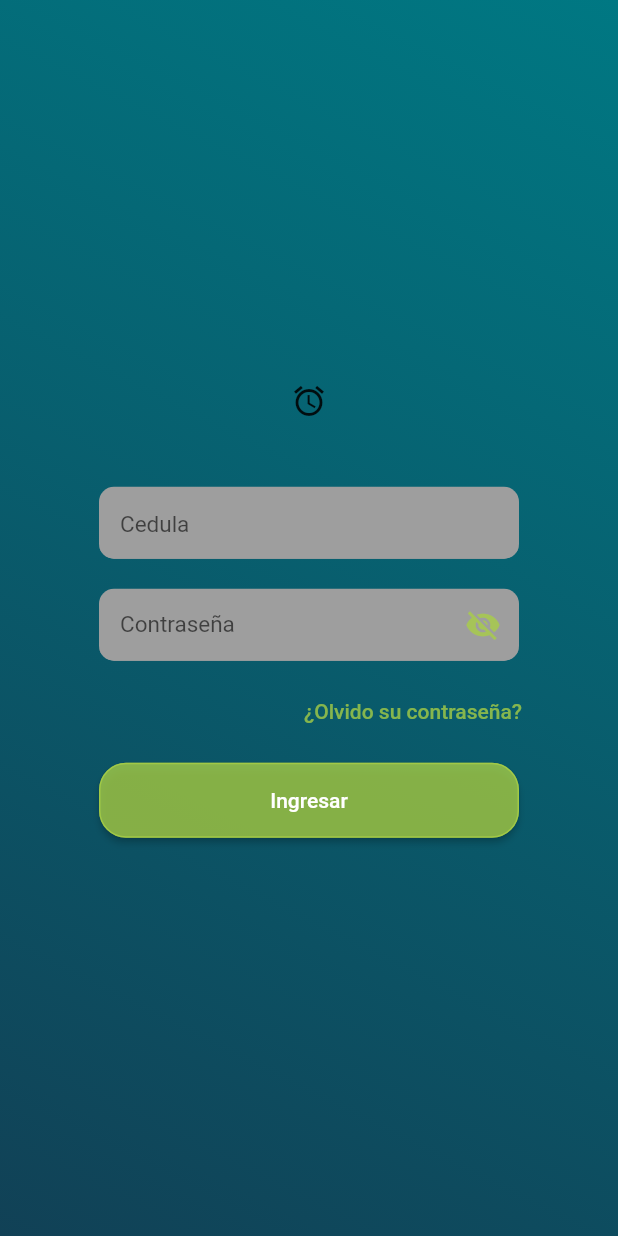
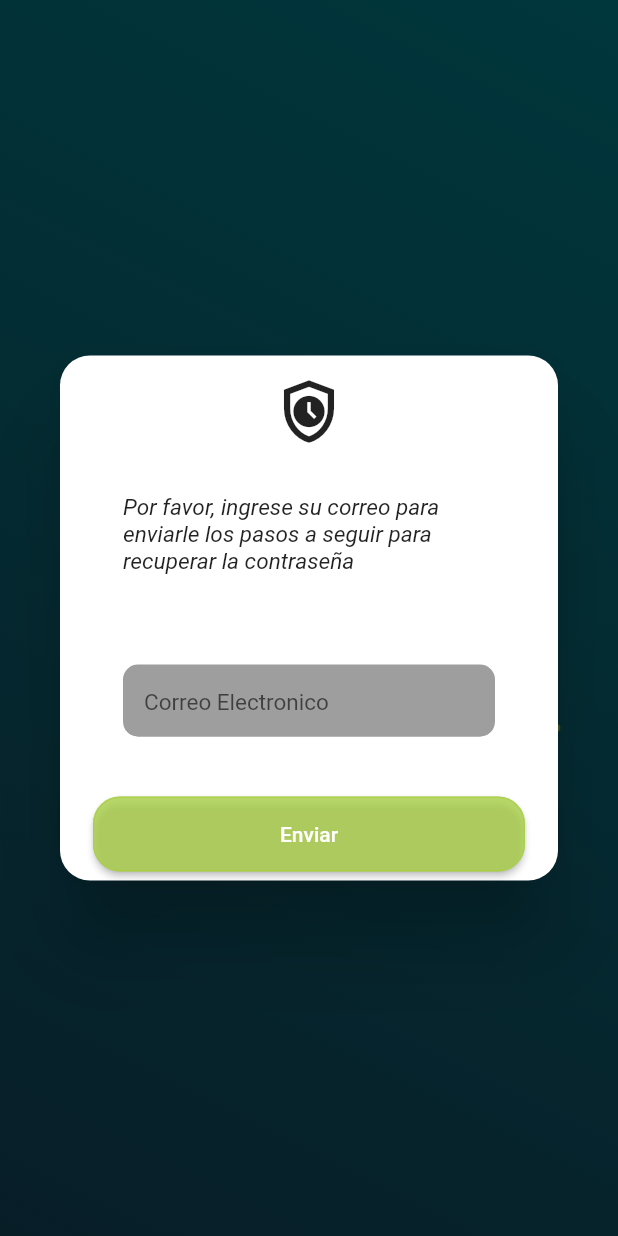
Before and after one commit to oscarjtd/sigma, a Flutter app: the screen it shows after launch, after a tap on "¿Olvido su contraseña?", on a phone screen of 412 x 824 dp. Run offline on Flutter 3.47's test engine with Material 2 defaults, Android fonts, the phone set to English and light mode, and no system bars; our stand-ins replace flutter_swiper_view.

Commit message:
Cambios login y olvido contraseña

```diff
--- a/lib/screens/main/components/loginGeneral.dart
+++ b/lib/screens/main/components/loginGeneral.dart
@@ -1,3 +1,5 @@
+// ignore_for_file: unnecessary_new, unused_element, prefer_const_constructors
+
 import 'package:flutter/material.dart';
 
 class LoginGeneral extends StatefulWidget {
@@ -35,12 +37,15 @@ class _LoginGeneralState extends State<LoginGeneral> {
             padding: const EdgeInsets.all(30),
             child: Center(
               child: SizedBox(
-                width: 300,
+                width: 500,
                 child: Column(
                   mainAxisAlignment: MainAxisAlignment.center,
                   crossAxisAlignment: CrossAxisAlignment.stretch,
                   children: [
-                    const Icon(Icons.access_alarm_outlined),
+                    const Icon(
+                      Icons.access_alarm_outlined,
+                      size: 50,
+                    ),
                     const SizedBox(height: 35),
                     Form(
                         key: _formKey,
@@ -126,7 +131,9 @@ class _LoginGeneralState extends State<LoginGeneral> {
                                       foregroundColor: const Color.fromARGB(
                                           200, 168, 207, 69),
                                     ),
-                                    onPressed: () {},
+                                    onPressed: () {
+                                      _showEmailPasswordModalDialog(context);
+                                    },
                                     child: const Text('¿Olvido su contraseña?'),
                                   ),
                                 ),
@@ -138,7 +145,10 @@ class _LoginGeneralState extends State<LoginGeneral> {
                                   height: 50,
                                   width: double.infinity,
                                   child: ElevatedButton(
-                                    onPressed: () {},
+                                    onPressed: () {
+                                      Navigator.popAndPushNamed(
+                                          context, '/MainPage');
+                                    },
                                     style: ElevatedButton.styleFrom(
                                       backgroundColor: const Color.fromARGB(
                                           200, 168, 207, 69),
@@ -168,3 +178,86 @@ class _LoginGeneralState extends State<LoginGeneral> {
     );
   }
 }
+
+_showEmailPasswordModalDialog(context) {
+  showDialog(
+      context: context,
+      builder: (BuildContext context) {
+        return Dialog(
+          shape:
+              RoundedRectangleBorder(borderRadius: BorderRadius.circular(20.0)),
+          child: Container(
+            constraints: BoxConstraints(maxHeight: 350, maxWidth: 500),
+            child: Padding(
+              padding: const EdgeInsets.all(12.0),
+              child: Column(
+                crossAxisAlignment: CrossAxisAlignment.center,
+                mainAxisAlignment: MainAxisAlignment.center,
+                children: [
+                  Icon(
+                    Icons.safety_check_outlined,
+                    size: 50,
+                  ),
+                  Padding(
+                    padding: const EdgeInsets.all(30),
+                    child: Text(
+                      "Por favor, ingrese su correo para enviarle los pasos a seguir para recuperar la contraseña",
+                      style:
+                          TextStyle(fontSize: 15, fontStyle: FontStyle.italic),
+                    ),
+                  ),
+                  Padding(
+                    padding: const EdgeInsets.all(30),
+                    child: TextField(
+                      autofocus: false,
+                      style:
+                          const TextStyle(fontSize: 15.0, color: Colors.black),
+                      decoration: InputDecoration(
+                        border: InputBorder.none,
+                        hintText: 'Correo Electronico',
+                        filled: true,
+                        fillColor: Colors.grey,
+                        contentPadding: const EdgeInsets.only(
+                            left: 14.0, bottom: 6.0, top: 8.0),
+                        focusedBorder: OutlineInputBorder(
+                          borderSide: const BorderSide(color: Colors.red),
+                          borderRadius: BorderRadius.circular(10.0),
+                        ),
+                        enabledBorder: UnderlineInputBorder(
+                          borderSide: const BorderSide(color: Colors.grey),
+                          borderRadius: BorderRadius.circular(10.0),
+                        ),
+                      ),
+                    ),
+                  ),
+                  Padding(
+                      padding: const EdgeInsets.all(10),
+                      child: SizedBox(
+                        height: 50,
+                        width: double.infinity,
+                        child: ElevatedButton(
+                          onPressed: () {
+                            Navigator.popAndPushNamed(context, '/MainPage');
+                          },
+                          style: ElevatedButton.styleFrom(
+                            backgroundColor:
+                                const Color.fromARGB(200, 168, 207, 69),
+                            shape: RoundedRectangleBorder(
+                                borderRadius: new BorderRadius.circular(18.0),
+                                side: const BorderSide(
+                                  color: Color.fromARGB(200, 168, 207, 69),
+                                )),
+                          ),
+                          child: const Text(
+                            'Enviar',
+                            style: TextStyle(color: Colors.white),
+                          ),
+                        ),
+                      )),
+                ],
+              ),
+            ),
+          ),
+        );
+      });
+}
--- a/lib/screens/main/login.dart
+++ b/lib/screens/main/login.dart
@@ -5,7 +5,9 @@ import 'package:flutter/src/widgets/framework.dart';
 import 'package:flutter/src/widgets/placeholder.dart';
 import 'package:pasantia/responsive.dart';
 import 'package:pasantia/main.dart';
+import 'package:pasantia/screens/main/components/loginDesktop.dart';
 import 'package:pasantia/screens/main/components/loginMobile.dart';
+import 'package:pasantia/screens/main/components/loginTablet.dart';
 import 'home.dart';
 
 class Login extends StatefulWidget {
@@ -23,50 +25,8 @@ class _LoginState extends State<Login> {
     final _size = MediaQuery.of(context).size;
     return Scaffold(
         body: Resposive(
-            desktop: Row(
-              children: [
-                Expanded(
-                  flex: 1,
-                  child: Text("Hola"),
-                ),
-                Expanded(
-                  flex: 1,
-                  child: Text("Adios"),
-                ),
-              ],
-            ),
-            tablet: Container(color: Colors.black),
-            mobile: Expanded(flex: 1, child: LoginMobile())));
+            desktop: LoginDesktop(),
+            tablet: LoginTablet(),
+            mobile: LoginMobile()));
   }
 }
-
-
-                   /*
-                            Container(
-                              padding: EdgeInsets.symmetric(vertical: 10.0),
-                              width: 350,
-                              height: 70,
-                              child: ElevatedButton(
-                                onPressed: () {
-                                  Navigator.popAndPushNamed(
-                                      context, MainPage.routeName);
-                                },
-                                style: ElevatedButton.styleFrom(
-                                  backgroundColor:
-                                      Color.fromARGB(200, 168, 207, 69),
-                                  shape: RoundedRectangleBorder(
-                                    borderRadius: BorderRadius.circular(30),
-                                  ),
-                                ),
-                                child: Text(
-                                  'Ingresar',
-                                  style: TextStyle(
-                                      color: Colors.black,
-                                      letterSpacing: 1.5,
-                                      fontSize: 18,
-                                      fontWeight: FontWeight.bold,
-                                      fontFamily: 'OpenSans'),
-                                ),
-                              ),
-                            ),
-                            */
```
Also changed, not shown: lib/screens/main/components/forgotPasswordDesktop.dart (added, +16 -0 lines), lib/screens/main/components/forgotPasswordMobile.dart (added, +16 -0 lines), lib/screens/main/components/forgotPasswordTablet.dart (added, +16 -0 lines), lib/screens/main/components/loginDesktop.dart (added, +27 -0 lines), lib/screens/main/components/loginTablet.dart (added, +27 -0 lines), lib/screens/main/forgotPassword.dart (added, +28 -0 lines).
